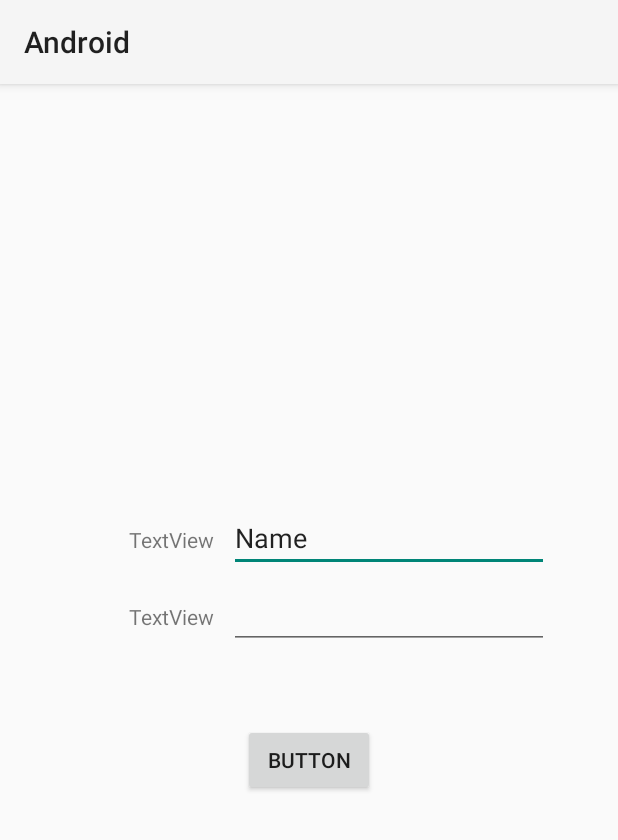
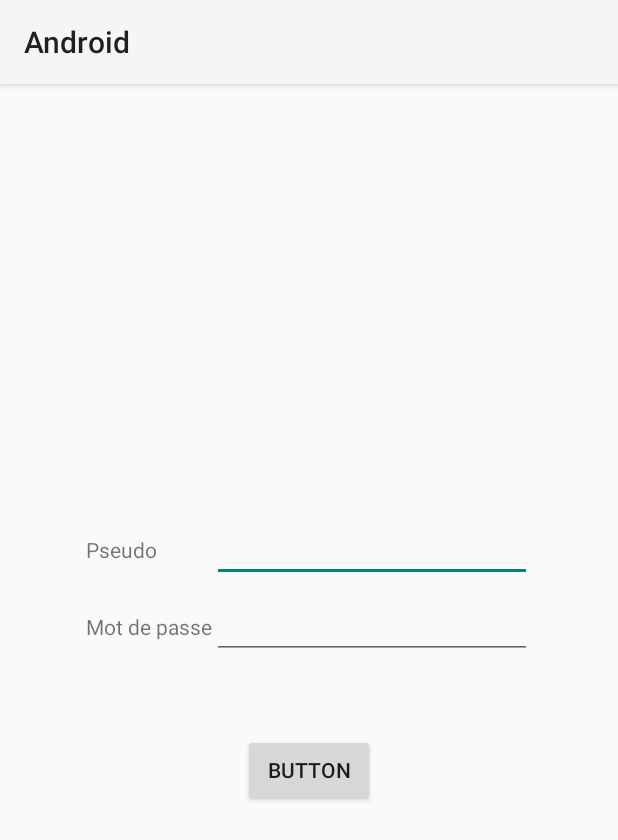
Before and after one commit to CyrilBruel/android-master1-p9-Jacques-957-Bruel-960, an Android app: the LoginActivity screen opened directly, with no data from a screen before it, on a phone screen of 412 x 824 dp. Shown: the top 840 px of the screen. Run offline under Robolectric (Android 15) with nearby library versions, the phone set to English and light mode, and no system bars.

Commit message:
202205190120

```diff
--- a/Android/app/src/main/res/layout/activity_login.xml
+++ b/Android/app/src/main/res/layout/activity_login.xml
@@ -19,29 +19,29 @@
             android:id="@+id/textView3"
             android:layout_width="wrap_content"
             android:layout_height="wrap_content"
-            android:layout_marginStart="40dp"
-            android:text="TextView"
+            android:text="Pseudo"
+            app:layout_constraintBottom_toTopOf="@+id/textView4"
             app:layout_constraintStart_toStartOf="parent"
-            tools:layout_editor_absoluteY="164dp" />
+            app:layout_constraintTop_toTopOf="parent"
+            tools:ignore="MissingConstraints" />
 
         <EditText
             android:id="@+id/editTextTextPersonName3"
             android:layout_width="wrap_content"
             android:layout_height="wrap_content"
-            android:layout_marginStart="10dp"
             android:ems="10"
             android:inputType="textPersonName"
-            android:text="Name"
+            android:text=""
             app:layout_constraintBaseline_toBaselineOf="@+id/textView3"
             app:layout_constraintEnd_toEndOf="parent"
-            app:layout_constraintStart_toEndOf="@+id/textView3" />
+            app:layout_constraintStart_toEndOf="@+id/textView4" />
 
         <TextView
             android:id="@+id/textView4"
             android:layout_width="wrap_content"
             android:layout_height="wrap_content"
             android:layout_marginTop="32dp"
-            android:text="TextView"
+            android:text="Mot de passe"
             app:layout_constraintStart_toStartOf="@+id/textView3"
             app:layout_constraintTop_toBottomOf="@+id/textView3" />
 
```
